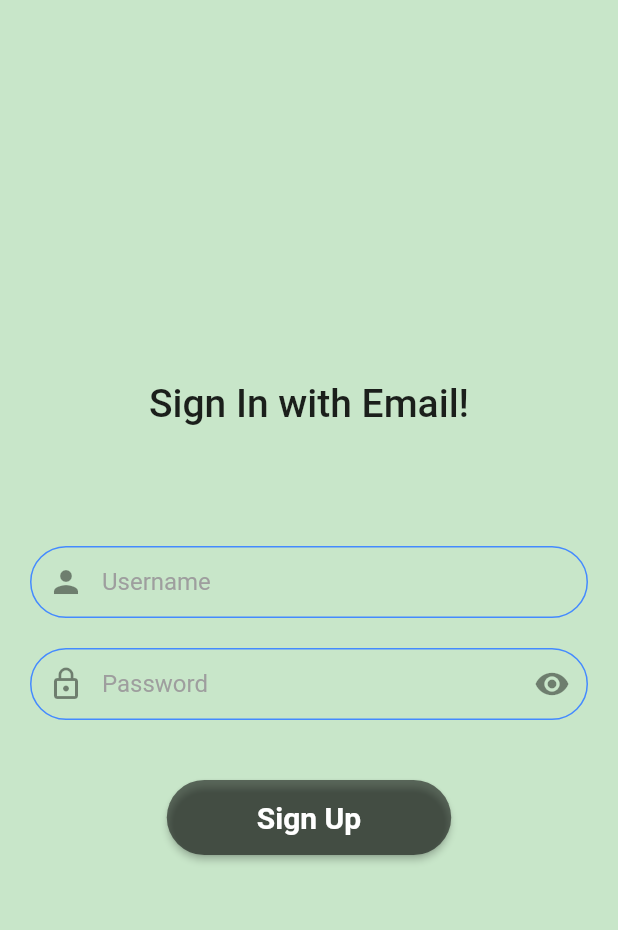
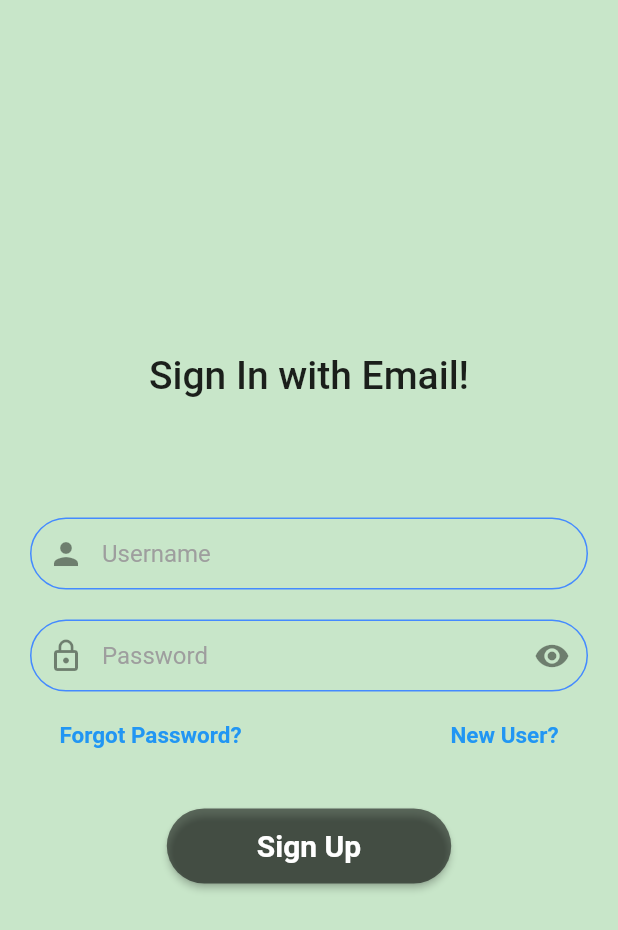
Before and after one commit to mysterio0801/Blogieee, a Flutter app: the screen it shows after launch, after a tap on "Sign In", on a phone screen of 412 x 824 dp. Shown: the top 930 px of the screen. Run offline on Flutter 3.47's test engine with Material 2 defaults, Android fonts, the phone set to English and light mode, and no system bars; missing offline and left inert: flutter_facebook_login.

Commit message:
Updated signin page

```diff
--- a/Frontend/blogiee/lib/screens/signin_screen.dart
+++ b/Frontend/blogiee/lib/screens/signin_screen.dart
@@ -1,5 +1,6 @@
 import 'dart:ui';
 import 'package:blogiee/NetworkHandler.dart';
+import 'package:blogiee/screens/signup_screen.dart';
 import 'package:flutter/material.dart';
 
 bool _isPasswordVisible = true;
@@ -76,6 +77,34 @@ class _SigninScreenState extends State<SigninScreen> {
                     ),
                   ),
                 ),
+                SizedBox(height: 20.0),
+                Row(
+                  mainAxisAlignment: MainAxisAlignment.spaceEvenly,
+                  children: [
+                    Text(
+                      "Forgot Password?",
+                      style: TextStyle(
+                        color: Colors.blue,
+                        fontSize: 15.0,
+                        fontWeight: FontWeight.bold,
+                      ),
+                    ),
+                    SizedBox(width: 100.0),
+                    InkWell(
+                      onTap: (){
+                        Navigator.pushReplacement(context, MaterialPageRoute(builder: (context) => SignupScreen()));
+                      },
+                      child: Text(
+                        "New User?",
+                        style: TextStyle(
+                          color: Colors.blue,
+                          fontSize: 15.0,
+                          fontWeight: FontWeight.bold,
+                        ),
+                      ),
+                    ),
+                  ],
+                ),
                 SizedBox(height: 40.0),
                 RaisedButton(
                   onPressed: (){},
```
